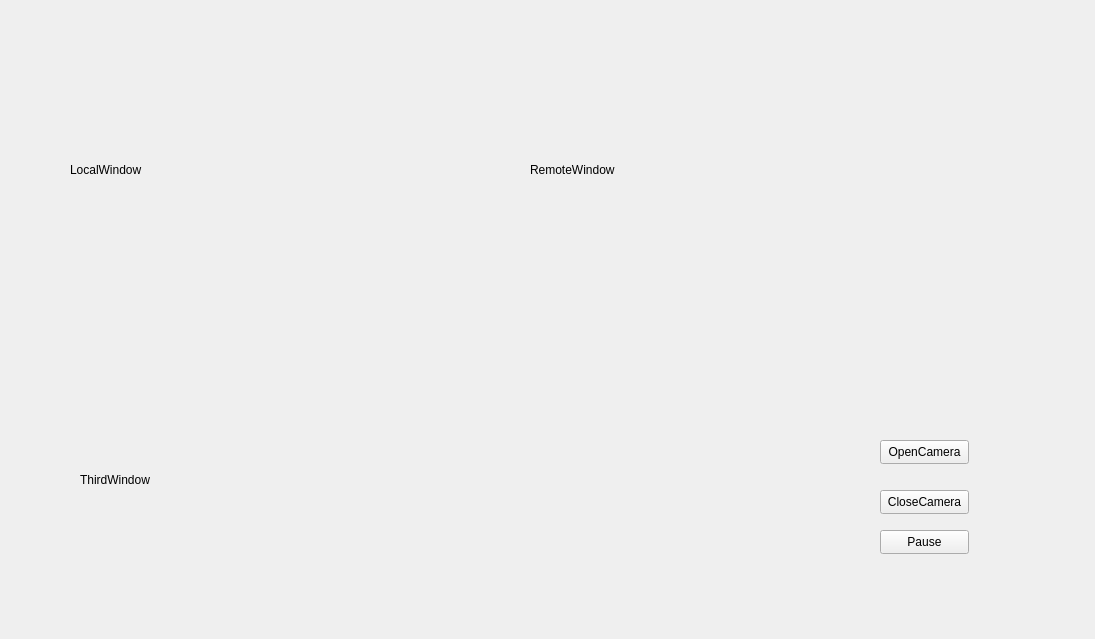
Old version of the form widget.ui in the repository zhuyanwei/WinBox.
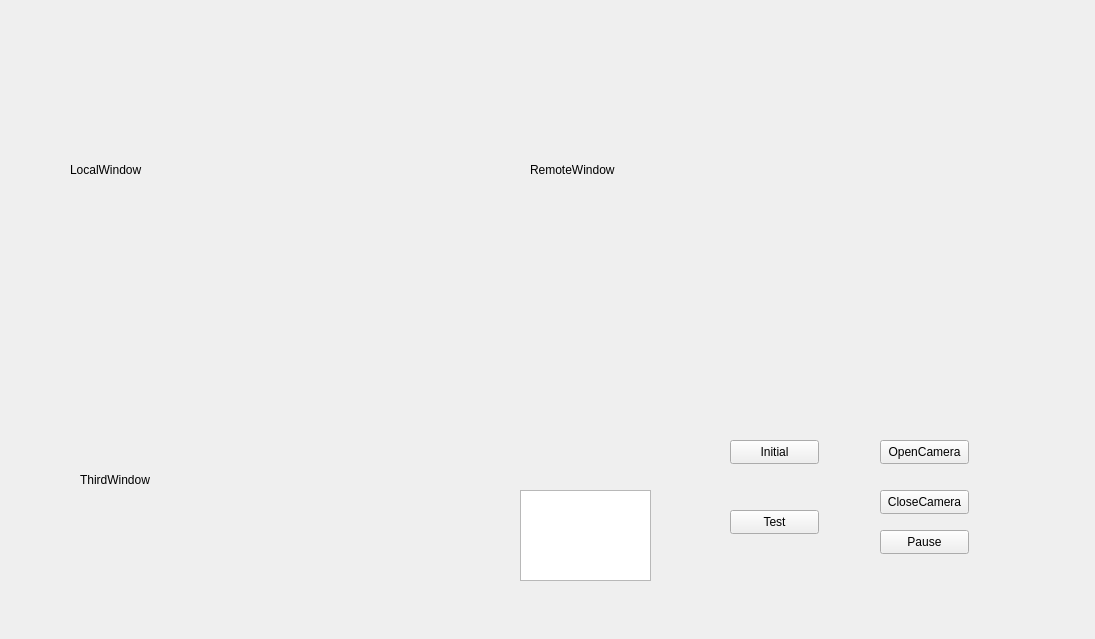
New version of the form.

The edit to the form file:
```diff
--- a/widget.ui
+++ b/widget.ui
@@ -91,6 +91,42 @@
     <string>ThirdWindow</string>
    </property>
   </widget>
+  <widget class="QPushButton" name="B_Initial">
+   <property name="geometry">
+    <rect>
+     <x>730</x>
+     <y>440</y>
+     <width>89</width>
+     <height>24</height>
+    </rect>
+   </property>
+   <property name="text">
+    <string>Initial</string>
+   </property>
+  </widget>
+  <widget class="QPushButton" name="B_Test">
+   <property name="geometry">
+    <rect>
+     <x>730</x>
+     <y>510</y>
+     <width>89</width>
+     <height>24</height>
+    </rect>
+   </property>
+   <property name="text">
+    <string>Test</string>
+   </property>
+  </widget>
+  <widget class="QTextEdit" name="T_Test">
+   <property name="geometry">
+    <rect>
+     <x>520</x>
+     <y>490</y>
+     <width>131</width>
+     <height>91</height>
+    </rect>
+   </property>
+  </widget>
  </widget>
  <layoutdefault spacing="6" margin="11"/>
  <resources/>
```
